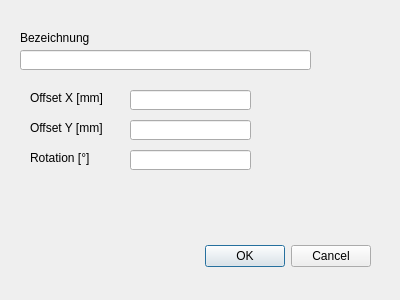
Before: the Qt Designer form QT_Prozess.ui in hidbefra/PlotterWizard, drawn with Qt 5.
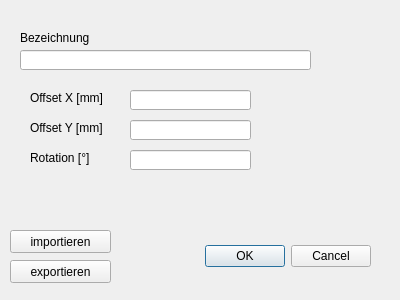
After: the same form once the commit is applied.

What changed in the file:
```diff
--- a/QT_Prozess.ui
+++ b/QT_Prozess.ui
@@ -127,6 +127,32 @@
     <string>Rotation [°]</string>
    </property>
   </widget>
+  <widget class="QPushButton" name="pushButton_exportieren">
+   <property name="geometry">
+    <rect>
+     <x>10</x>
+     <y>260</y>
+     <width>101</width>
+     <height>23</height>
+    </rect>
+   </property>
+   <property name="text">
+    <string>exportieren</string>
+   </property>
+  </widget>
+  <widget class="QPushButton" name="pushButton_Laden">
+   <property name="geometry">
+    <rect>
+     <x>10</x>
+     <y>230</y>
+     <width>101</width>
+     <height>23</height>
+    </rect>
+   </property>
+   <property name="text">
+    <string>importieren</string>
+   </property>
+  </widget>
  </widget>
  <resources/>
  <connections>
```
